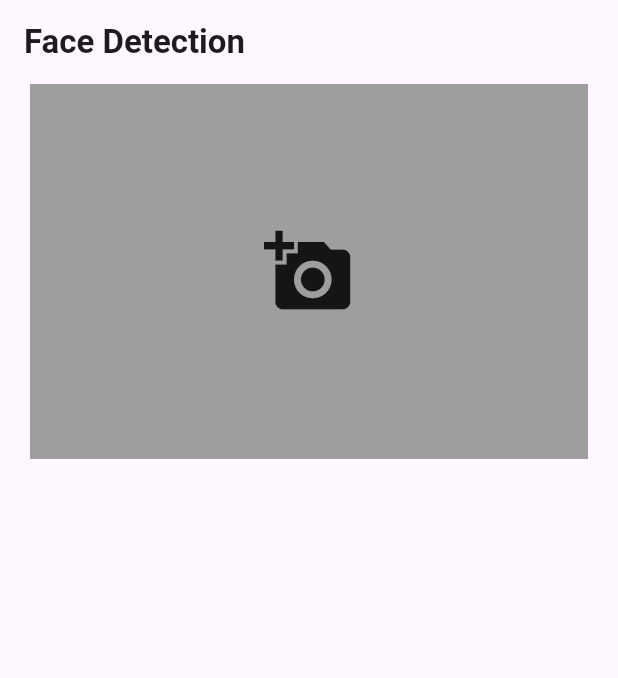
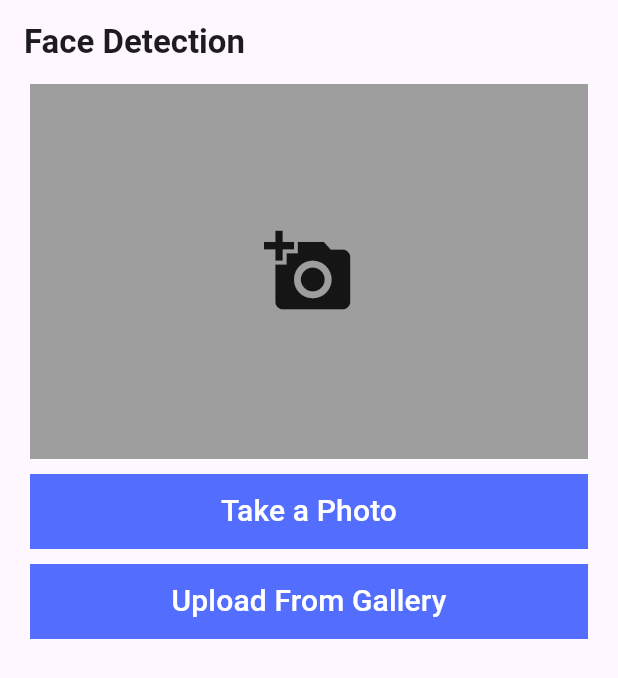
Before and after one commit to BavleyA/FaceDetection, a Flutter app: the screen it shows after launch, on a phone screen of 412 x 824 dp. Shown: the top 678 px of the screen. Run offline on Flutter 3.47's test engine with Material 3 defaults, Android fonts, the phone set to English and light mode, and no system bars.

Commit message:
finish UI

```diff
--- a/lib/face_detection.dart
+++ b/lib/face_detection.dart
@@ -30,7 +30,35 @@ class _FaceDetectionScreenState extends State<FaceDetectionScreen> {
                 child: Center(child: Icon(Icons.add_a_photo, size: 60,)),
               ),
               SizedBox(height: 10,),
-
+              Container(
+                width: double.infinity,
+                height: 50,
+                color: Colors.indigoAccent,
+                child: MaterialButton(
+                    onPressed: (){},
+                  child: Text('Take a Photo',
+                  style: TextStyle(
+                    color: Colors.white,
+                    fontSize: 20.0,
+                  ),
+                  ),
+                ),
+              ),
+              SizedBox(height: 10,),
+              Container(
+                width: double.infinity,
+                height: 50,
+                color: Colors.indigoAccent,
+                child: MaterialButton(
+                  onPressed: (){},
+                  child: Text('Upload From Gallery',
+                    style: TextStyle(
+                      color: Colors.white,
+                      fontSize: 20.0,
+                    ),
+                  ),
+                ),
+              ),
             ],
           ),
         ),
```
